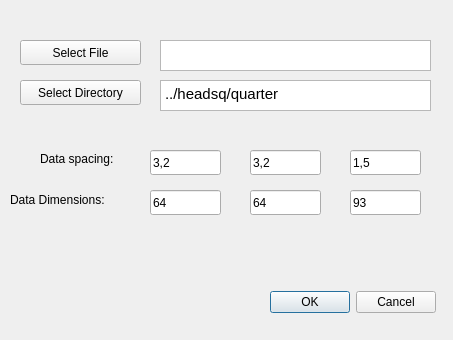
First picture: the form in openfile.ui, repository antobalbis/RegionOfInterest, before the edit.
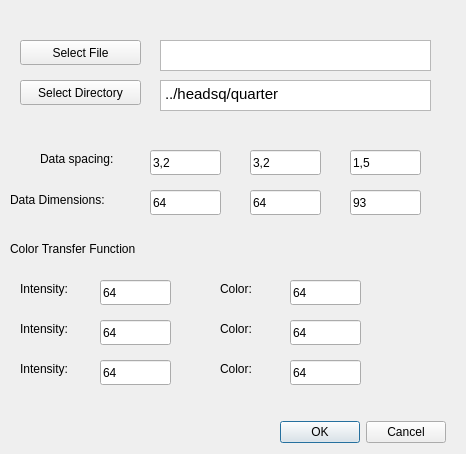
Second picture: the form after the edit.

Diff of the .ui file:
```diff
--- a/openfile.ui
+++ b/openfile.ui
@@ -6,8 +6,8 @@
    <rect>
     <x>0</x>
     <y>0</y>
-    <width>453</width>
-    <height>340</height>
+    <width>466</width>
+    <height>454</height>
    </rect>
   </property>
   <property name="windowTitle">
@@ -95,8 +95,8 @@
   <widget class="QDialogButtonBox" name="buttonBox">
    <property name="geometry">
     <rect>
-     <x>270</x>
-     <y>290</y>
+     <x>280</x>
+     <y>420</y>
      <width>166</width>
      <height>25</height>
     </rect>
@@ -183,6 +183,175 @@
     <string>93</string>
    </property>
   </widget>
+  <widget class="QLabel" name="label_3">
+   <property name="geometry">
+    <rect>
+     <x>10</x>
+     <y>240</y>
+     <width>181</width>
+     <height>17</height>
+    </rect>
+   </property>
+   <property name="text">
+    <string>Color Transfer Function</string>
+   </property>
+  </widget>
+  <widget class="QLabel" name="label_4">
+   <property name="geometry">
+    <rect>
+     <x>20</x>
+     <y>280</y>
+     <width>67</width>
+     <height>17</height>
+    </rect>
+   </property>
+   <property name="text">
+    <string>Intensity:</string>
+   </property>
+  </widget>
+  <widget class="QLabel" name="label_5">
+   <property name="geometry">
+    <rect>
+     <x>220</x>
+     <y>280</y>
+     <width>67</width>
+     <height>17</height>
+    </rect>
+   </property>
+   <property name="text">
+    <string>Color:</string>
+   </property>
+  </widget>
+  <widget class="QLineEdit" name="xDim_2">
+   <property name="geometry">
+    <rect>
+     <x>100</x>
+     <y>280</y>
+     <width>71</width>
+     <height>25</height>
+    </rect>
+   </property>
+   <property name="text">
+    <string>64</string>
+   </property>
+  </widget>
+  <widget class="QLineEdit" name="xDim_3">
+   <property name="geometry">
+    <rect>
+     <x>290</x>
+     <y>280</y>
+     <width>71</width>
+     <height>25</height>
+    </rect>
+   </property>
+   <property name="text">
+    <string>64</string>
+   </property>
+  </widget>
+  <widget class="QLabel" name="label_6">
+   <property name="geometry">
+    <rect>
+     <x>220</x>
+     <y>320</y>
+     <width>67</width>
+     <height>17</height>
+    </rect>
+   </property>
+   <property name="text">
+    <string>Color:</string>
+   </property>
+  </widget>
+  <widget class="QLabel" name="label_7">
+   <property name="geometry">
+    <rect>
+     <x>20</x>
+     <y>320</y>
+     <width>67</width>
+     <height>17</height>
+    </rect>
+   </property>
+   <property name="text">
+    <string>Intensity:</string>
+   </property>
+  </widget>
+  <widget class="QLineEdit" name="xDim_4">
+   <property name="geometry">
+    <rect>
+     <x>100</x>
+     <y>320</y>
+     <width>71</width>
+     <height>25</height>
+    </rect>
+   </property>
+   <property name="text">
+    <string>64</string>
+   </property>
+  </widget>
+  <widget class="QLineEdit" name="xDim_5">
+   <property name="geometry">
+    <rect>
+     <x>290</x>
+     <y>320</y>
+     <width>71</width>
+     <height>25</height>
+    </rect>
+   </property>
+   <property name="text">
+    <string>64</string>
+   </property>
+  </widget>
+  <widget class="QLabel" name="label_8">
+   <property name="geometry">
+    <rect>
+     <x>220</x>
+     <y>360</y>
+     <width>67</width>
+     <height>17</height>
+    </rect>
+   </property>
+   <property name="text">
+    <string>Color:</string>
+   </property>
+  </widget>
+  <widget class="QLabel" name="label_9">
+   <property name="geometry">
+    <rect>
+     <x>20</x>
+     <y>360</y>
+     <width>67</width>
+     <height>17</height>
+    </rect>
+   </property>
+   <property name="text">
+    <string>Intensity:</string>
+   </property>
+  </widget>
+  <widget class="QLineEdit" name="xDim_6">
+   <property name="geometry">
+    <rect>
+     <x>100</x>
+     <y>360</y>
+     <width>71</width>
+     <height>25</height>
+    </rect>
+   </property>
+   <property name="text">
+    <string>64</string>
+   </property>
+  </widget>
+  <widget class="QLineEdit" name="xDim_7">
+   <property name="geometry">
+    <rect>
+     <x>290</x>
+     <y>360</y>
+     <width>71</width>
+     <height>25</height>
+    </rect>
+   </property>
+   <property name="text">
+    <string>64</string>
+   </property>
+  </widget>
  </widget>
  <resources/>
  <connections/>
```
